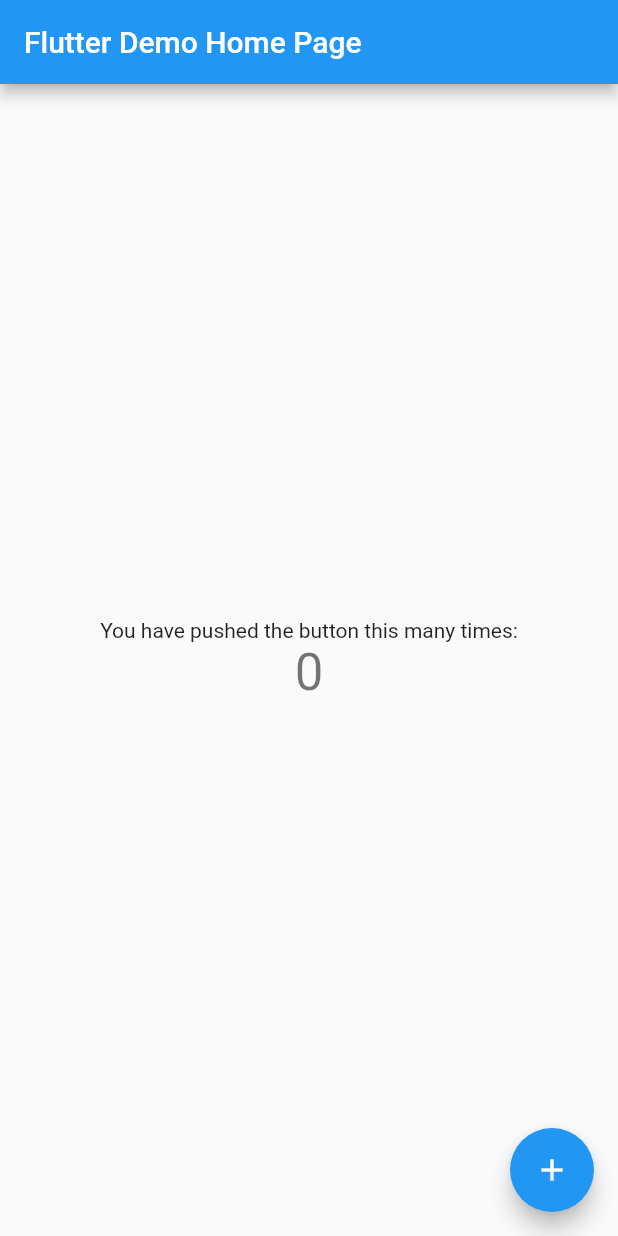
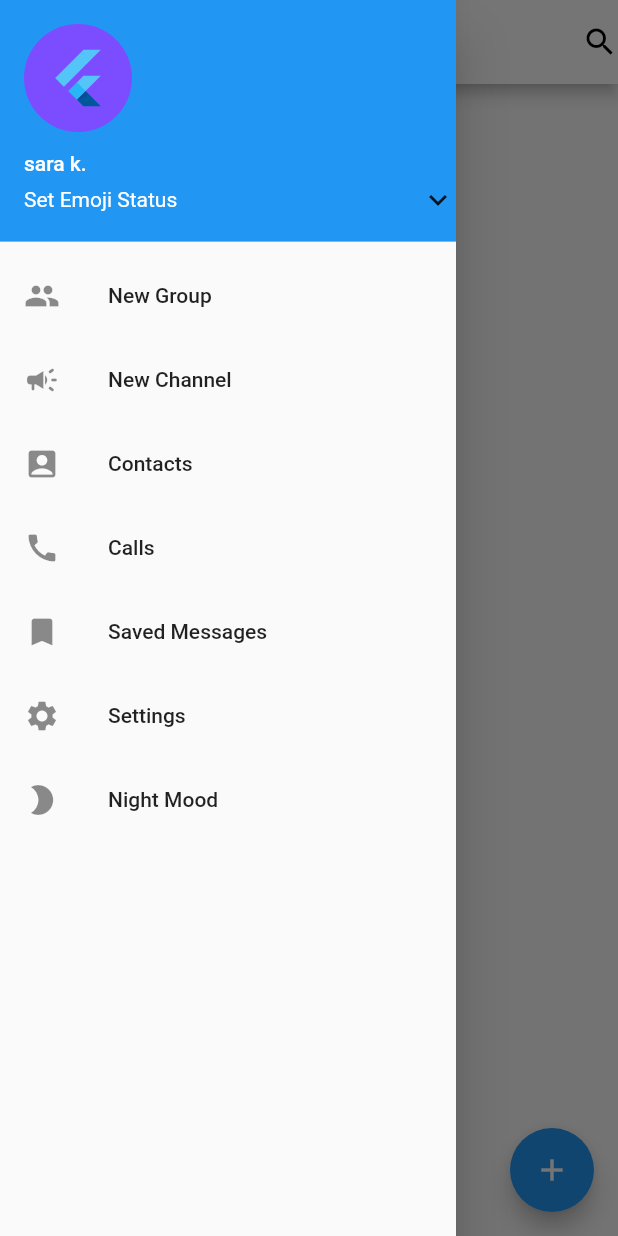
Before and after one commit to mobasaradev/telegram, a Flutter app: the screen it shows after launch, with the side drawer open (before the commit the screen has no drawer), on a phone screen of 412 x 824 dp. Run offline on Flutter 3.47's test engine with Material 2 defaults, Android fonts, the phone set to English and light mode, and no system bars.

```diff
--- a/lib/main.dart
+++ b/lib/main.dart
@@ -1,4 +1,5 @@
 import 'package:flutter/material.dart';
+import 'package:telegram/pages/homepage.dart';
 
 void main() {
   runApp(const MyApp());
@@ -10,106 +11,10 @@ class MyApp extends StatelessWidget {
   // This widget is the root of your application.
   @override
   Widget build(BuildContext context) {
-    return MaterialApp(
-      title: 'Flutter Demo',
-      theme: ThemeData(
-        // This is the theme of your application.
-        //
-        // Try running your application with "flutter run". You'll see the
-        // application has a blue toolbar. Then, without quitting the app, try
-        // changing the primarySwatch below to Colors.green and then invoke
-        // "hot reload" (press "r" in the console where you ran "flutter run",
-        // or simply save your changes to "hot reload" in a Flutter IDE).
-        // Notice that the counter didn't reset back to zero; the application
-        // is not restarted.
-        primarySwatch: Colors.blue,
-      ),
-      home: const MyHomePage(title: 'Flutter Demo Home Page'),
+    return const MaterialApp(
+      debugShowCheckedModeBanner: false,
+      title: 'Telegram',
+      home: HomePage(),
     );
   }
 }
-
-class MyHomePage extends StatefulWidget {
-  const MyHomePage({super.key, required this.title});
-
-  // This widget is the home page of your application. It is stateful, meaning
-  // that it has a State object (defined below) that contains fields that affect
-  // how it looks.
-
-  // This class is the configuration for the state. It holds the values (in this
-  // case the title) provided by the parent (in this case the App widget) and
-  // used by the build method of the State. Fields in a Widget subclass are
-  // always marked "final".
-
-  final String title;
-
-  @override
-  State<MyHomePage> createState() => _MyHomePageState();
-}
-
-class _MyHomePageState extends State<MyHomePage> {
-  int _counter = 0;
-
-  void _incrementCounter() {
-    setState(() {
-      // This call to setState tells the Flutter framework that something has
-      // changed in this State, which causes it to rerun the build method below
-      // so that the display can reflect the updated values. If we changed
-      // _counter without calling setState(), then the build method would not be
-      // called again, and so nothing would appear to happen.
-      _counter++;
-    });
-  }
-
-  @override
-  Widget build(BuildContext context) {
-    // This method is rerun every time setState is called, for instance as done
-    // by the _incrementCounter method above.
-    //
-    // The Flutter framework has been optimized to make rerunning build methods
-    // fast, so that you can just rebuild anything that needs updating rather
-    // than having to individually change instances of widgets.
-    return Scaffold(
-      appBar: AppBar(
-        // Here we take the value from the MyHomePage object that was created by
-        // the App.build method, and use it to set our appbar title.
-        title: Text(widget.title),
-      ),
-      body: Center(
-        // Center is a layout widget. It takes a single child and positions it
-        // in the middle of the parent.
-        child: Column(
-          // Column is also a layout widget. It takes a list of children and
-          // arranges them vertically. By default, it sizes itself to fit its
-          // children horizontally, and tries to be as tall as its parent.
-          //
-          // Invoke "debug painting" (press "p" in the console, choose the
-          // "Toggle Debug Paint" action from the Flutter Inspector in Android
-          // Studio, or the "Toggle Debug Paint" command in Visual Studio Code)
-          // to see the wireframe for each widget.
-          //
-          // Column has various properties to control how it sizes itself and
-          // how it positions its children. Here we use mainAxisAlignment to
-          // center the children vertically; the main axis here is the vertical
-          // axis because Columns are vertical (the cross axis would be
-          // horizontal).
-          mainAxisAlignment: MainAxisAlignment.center,
-          children: <Widget>[
-            const Text(
-              'You have pushed the button this many times:',
-            ),
-            Text(
-              '$_counter',
-              style: Theme.of(context).textTheme.headline4,
-            ),
-          ],
-        ),
-      ),
-      floatingActionButton: FloatingActionButton(
-        onPressed: _incrementCounter,
-        tooltip: 'Increment',
-        child: const Icon(Icons.add),
-      ), // This trailing comma makes auto-formatting nicer for build methods.
-    );
-  }
-}
--- /dev/null
+++ b/lib/pages/homepage.dart
@@ -0,0 +1,95 @@
+import 'package:flutter/material.dart';
+
+class HomePage extends StatefulWidget {
+  const HomePage({super.key});
+
+  @override
+  State<HomePage> createState() => _HomePageState();
+}
+
+class _HomePageState extends State<HomePage> {
+  @override
+  Widget build(BuildContext context) {
+    return SafeArea(
+      child: Scaffold(
+        appBar: AppBar(
+          iconTheme: const IconThemeData(
+            color: Colors.black,
+          ),
+          backgroundColor: Colors.white,
+          title: const Text(
+            "Telegram",
+            style: TextStyle(color: Colors.black),
+          ),
+          actions: const [
+            Icon(Icons.search),
+          ],
+        ),
+        body: const Center(
+          child: Text("hi"),
+        ),
+        floatingActionButton: FloatingActionButton(
+          onPressed: () {},
+          child: const Icon(Icons.add),
+        ),
+        drawer: Drawer(
+          child: ListView(
+            children: [
+              UserAccountsDrawerHeader(
+                currentAccountPicture: const CircleAvatar(
+                  backgroundColor: Colors.deepPurpleAccent,
+                  child: FlutterLogo(
+                    size: 42.0,
+                  ),
+                ),
+                accountName: const Text("sara k."),
+                accountEmail: Row(
+                  mainAxisAlignment: MainAxisAlignment.spaceBetween,
+                  children: const [
+                    Text("Set Emoji Status"),
+                    Icon(Icons.keyboard_arrow_down),
+                  ],
+                ),
+              ),
+              ListTile(
+                leading: const Icon(Icons.group),
+                title: const Text("New Group"),
+                onTap: () {},
+              ),
+              ListTile(
+                leading: const Icon(Icons.campaign_rounded),
+                title: const Text("New Channel"),
+                onTap: () {},
+              ),
+              ListTile(
+                leading: const Icon(Icons.account_box),
+                title: const Text("Contacts"),
+                onTap: () {},
+              ),
+              ListTile(
+                leading: const Icon(Icons.call),
+                title: const Text("Calls"),
+                onTap: () {},
+              ),
+              ListTile(
+                leading: const Icon(Icons.bookmark),
+                title: const Text("Saved Messages"),
+                onTap: () {},
+              ),
+              ListTile(
+                leading: const Icon(Icons.settings),
+                title: const Text("Settings"),
+                onTap: () {},
+              ),
+              ListTile(
+                leading: const Icon(Icons.mode_night),
+                title: const Text("Night Mood"),
+                onTap: () {},
+              ),
+            ],
+          ),
+        ),
+      ),
+    );
+  }
+}
```
